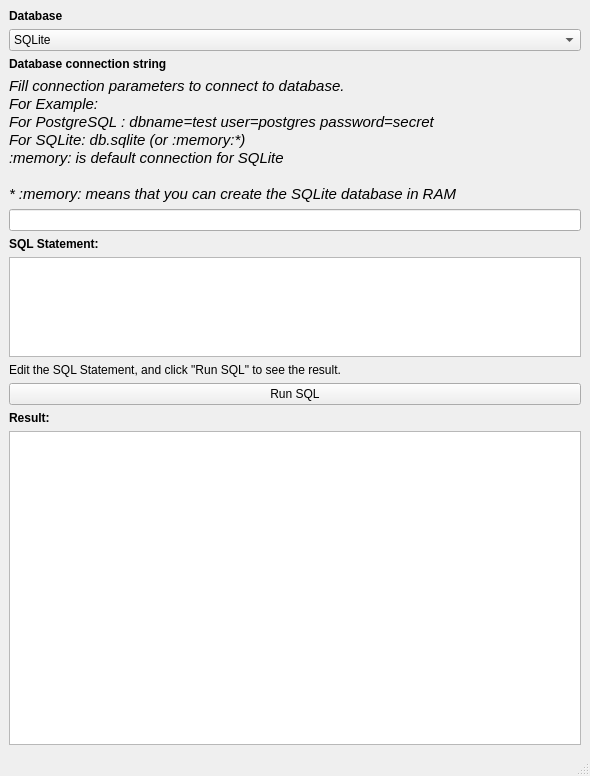
Before: the Qt Designer form design.ui in tamaramalysh5991/pyqt_sql_display, drawn with Qt 5.
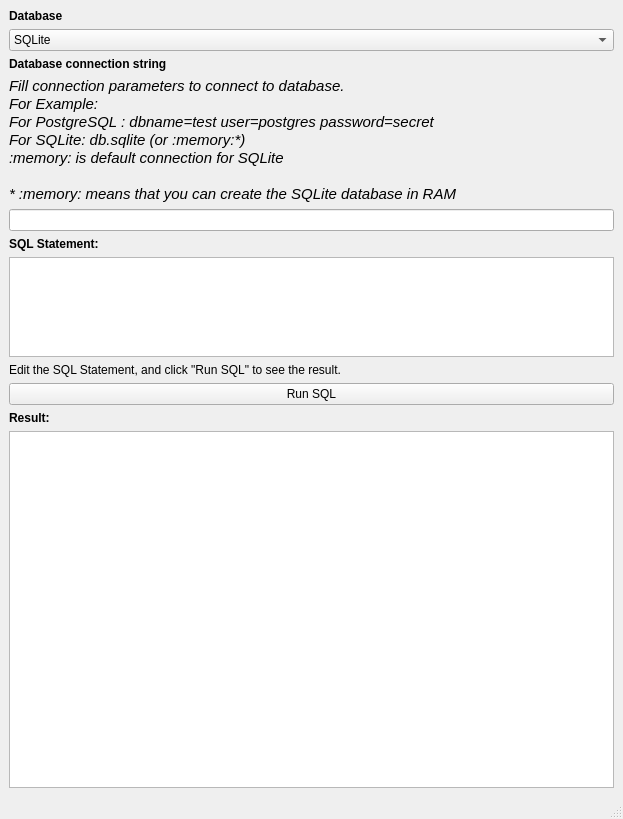
After: the same form once the commit is applied.

Patch:
```diff
--- a/design.ui
+++ b/design.ui
@@ -6,8 +6,8 @@
    <rect>
     <x>0</x>
     <y>0</y>
-    <width>590</width>
-    <height>776</height>
+    <width>623</width>
+    <height>819</height>
    </rect>
   </property>
   <property name="windowTitle">
@@ -111,6 +111,9 @@
       <property name="text">
        <string>Run SQL</string>
       </property>
+      <property name="checkable">
+       <bool>false</bool>
+      </property>
       <property name="autoDefault">
        <bool>true</bool>
       </property>
```
